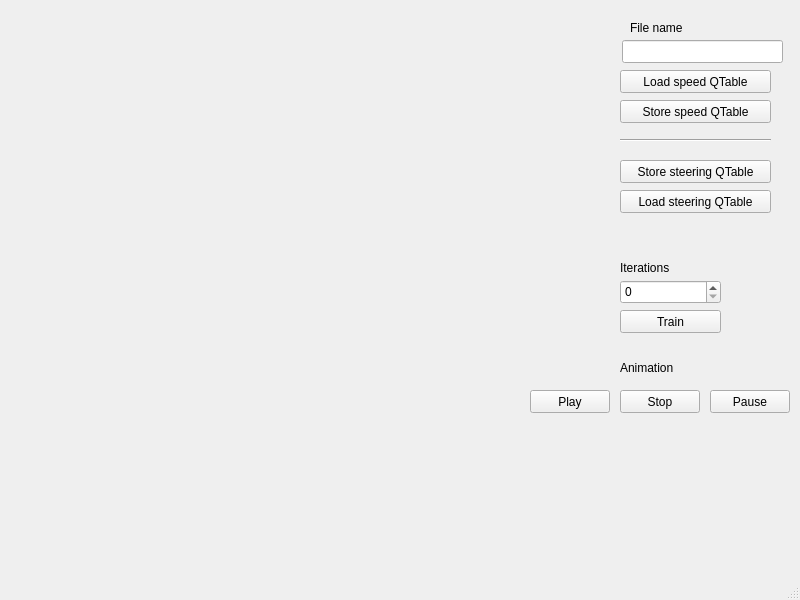
First picture: the form in src/mainwindow.ui, repository gcairone/carparking, before the edit.
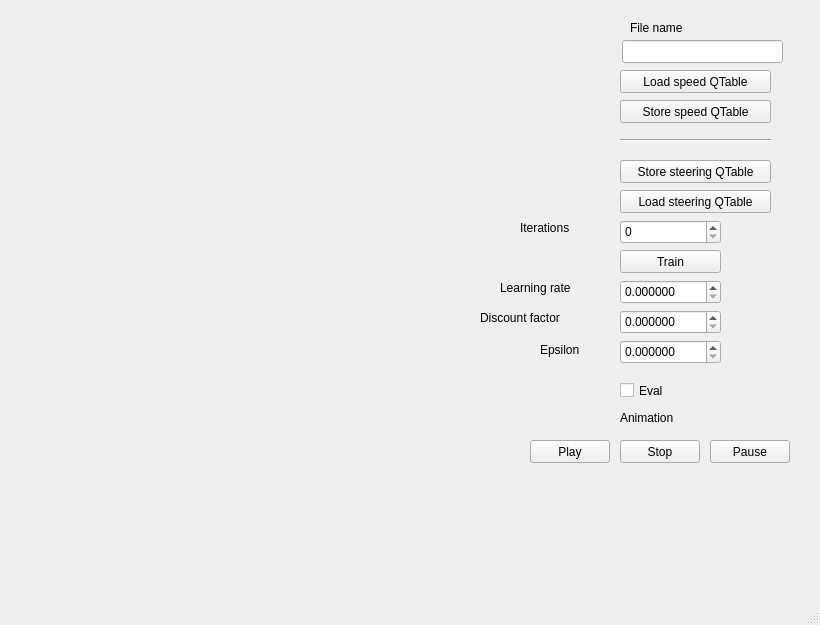
Second picture: the form after the edit.

Commit message: sistemazione interfaccia

Diff of the .ui file:
```diff
--- a/src/mainwindow.ui
+++ b/src/mainwindow.ui
@@ -6,8 +6,8 @@
    <rect>
     <x>0</x>
     <y>0</y>
-    <width>800</width>
-    <height>600</height>
+    <width>820</width>
+    <height>625</height>
    </rect>
   </property>
   <property name="windowTitle">
@@ -18,7 +18,7 @@
     <property name="geometry">
      <rect>
       <x>530</x>
-      <y>390</y>
+      <y>440</y>
       <width>80</width>
       <height>23</height>
      </rect>
@@ -31,7 +31,7 @@
     <property name="geometry">
      <rect>
       <x>620</x>
-      <y>390</y>
+      <y>440</y>
       <width>80</width>
       <height>23</height>
      </rect>
@@ -44,7 +44,7 @@
     <property name="geometry">
      <rect>
       <x>710</x>
-      <y>390</y>
+      <y>440</y>
       <width>80</width>
       <height>23</height>
      </rect>
@@ -57,7 +57,7 @@
     <property name="geometry">
      <rect>
       <x>620</x>
-      <y>310</y>
+      <y>250</y>
       <width>101</width>
       <height>23</height>
      </rect>
@@ -70,7 +70,7 @@
     <property name="geometry">
      <rect>
       <x>620</x>
-      <y>280</y>
+      <y>220</y>
       <width>101</width>
       <height>24</height>
      </rect>
@@ -79,6 +79,38 @@
      <number>100000000</number>
     </property>
    </widget>
+   <widget class="QDoubleSpinBox" name="learning_rate">
+    <property name="geometry">
+     <rect>
+      <x>620</x>
+      <y>280</y>
+      <width>101</width>
+      <height>24</height>
+     </rect>
+    </property>
+    <property name="decimals">
+     <number>6</number>
+    </property>
+    <property name="minimum">
+     <double>0.000000000000000</double>
+    </property>
+    <property name="maximum">
+     <double>100000000.000000000000000</double>
+    </property>
+   </widget>
+   <widget class="QCheckBox" name="eval">
+    <property name="geometry">
+     <rect>
+      <x>620</x>
+      <y>370</y>
+      <width>71</width>
+      <height>41</height>
+     </rect>
+    </property>
+    <property name="text">
+     <string>Eval</string>
+    </property>
+   </widget>
    <widget class="QLineEdit" name="file_name">
     <property name="geometry">
      <rect>
@@ -158,7 +190,7 @@
     <property name="geometry">
      <rect>
       <x>620</x>
-      <y>360</y>
+      <y>410</y>
       <width>91</width>
       <height>16</height>
      </rect>
@@ -170,8 +202,8 @@
    <widget class="QLabel" name="label_2">
     <property name="geometry">
      <rect>
-      <x>620</x>
-      <y>260</y>
+      <x>520</x>
+      <y>220</y>
       <width>91</width>
       <height>16</height>
      </rect>
@@ -193,6 +225,83 @@
      <string>File name</string>
     </property>
    </widget>
+   <widget class="QLabel" name="label_4">
+    <property name="geometry">
+     <rect>
+      <x>500</x>
+      <y>280</y>
+      <width>131</width>
+      <height>16</height>
+     </rect>
+    </property>
+    <property name="text">
+     <string>Learning rate</string>
+    </property>
+   </widget>
+   <widget class="QLabel" name="label_5">
+    <property name="geometry">
+     <rect>
+      <x>480</x>
+      <y>310</y>
+      <width>131</width>
+      <height>16</height>
+     </rect>
+    </property>
+    <property name="text">
+     <string>Discount factor</string>
+    </property>
+   </widget>
+   <widget class="QDoubleSpinBox" name="discount_factor">
+    <property name="geometry">
+     <rect>
+      <x>620</x>
+      <y>310</y>
+      <width>101</width>
+      <height>24</height>
+     </rect>
+    </property>
+    <property name="decimals">
+     <number>6</number>
+    </property>
+    <property name="minimum">
+     <double>0.000000000000000</double>
+    </property>
+    <property name="maximum">
+     <double>100000000.000000000000000</double>
+    </property>
+   </widget>
+   <widget class="QLabel" name="label_6">
+    <property name="geometry">
+     <rect>
+      <x>540</x>
+      <y>340</y>
+      <width>71</width>
+      <height>20</height>
+     </rect>
+    </property>
+    <property name="text">
+     <string>Epsilon</string>
+    </property>
+   </widget>
+   <widget class="QDoubleSpinBox" name="epsilon">
+    <property name="geometry">
+     <rect>
+      <x>620</x>
+      <y>340</y>
+      <width>101</width>
+      <height>24</height>
+     </rect>
+    </property>
+    <property name="decimals">
+     <number>6</number>
+    </property>
+    <property name="minimum">
+     <double>0.000000000000000</double>
+    </property>
+    <property name="maximum">
+     <double>100000000.000000000000000</double>
+    </property>
+   </widget>
   </widget>
   <widget class="QMenuBar" name="menubar">
    <property name="geometry">
```
Left out of the diff: 6 changed lines with no effect on the pictures. The commit also changes 4 other files.
